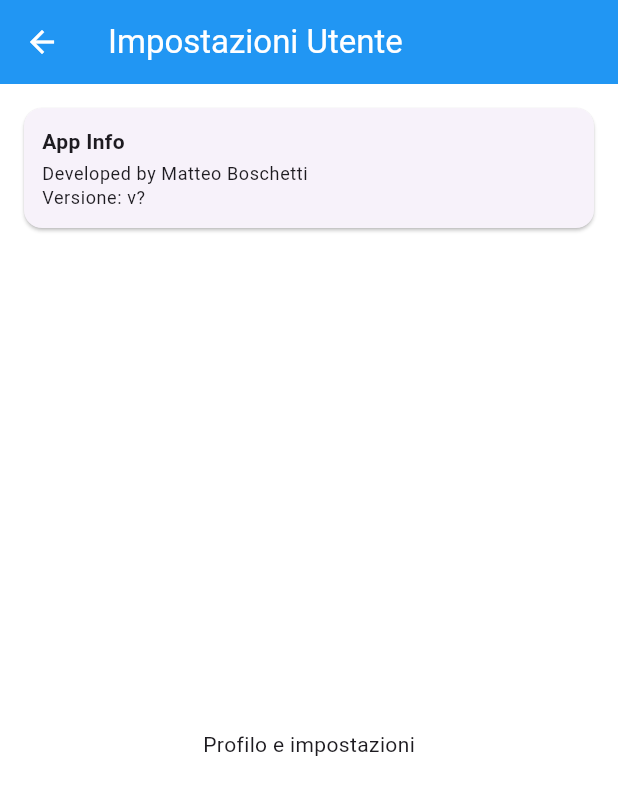
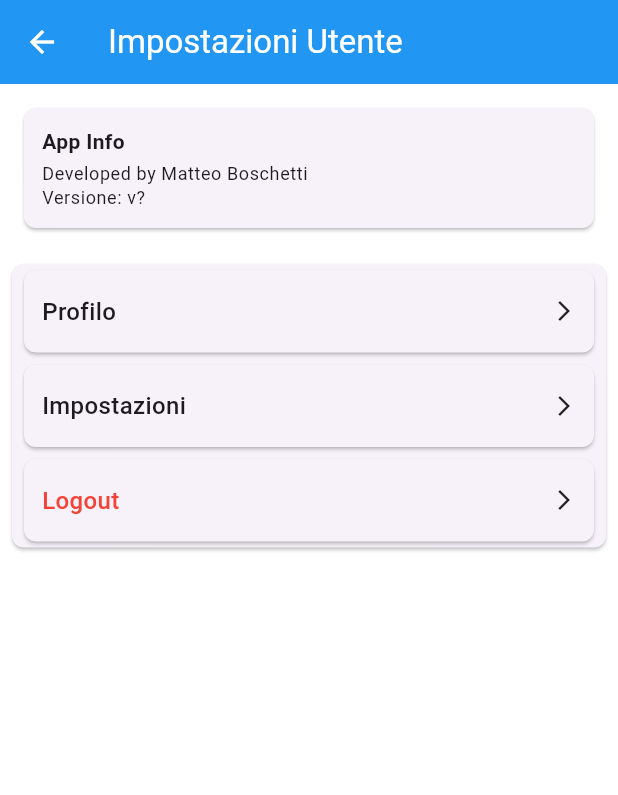
Before and after one commit to ilxBoschetto/splash, a Flutter app: the UserScreen screen opened by its route, on a phone screen of 412 x 824 dp. Shown: the top 795 px of the screen. Run offline on Flutter 3.47's test engine with Material 3 defaults, Android fonts, the phone set to English and light mode, and no system bars; our stand-ins replace flutter_dotenv, flutter_map, geolocator, jwt_decoder, latlong2, shared_preferences; accounts and stored records are empty; network calls fail.

Commit message:
Added logout and other labels in settings

```diff
--- a/application/lib/screens/user_screen.dart
+++ b/application/lib/screens/user_screen.dart
@@ -1,5 +1,6 @@
 import 'package:flutter/material.dart';
 import 'package:flutter_dotenv/flutter_dotenv.dart';
+import 'package:shared_preferences/shared_preferences.dart';
 
 class UserScreen extends StatelessWidget {
   const UserScreen({super.key});
@@ -15,7 +16,9 @@ class UserScreen extends StatelessWidget {
         children: [
           Card(
             margin: const EdgeInsets.all(16),
-            shape: RoundedRectangleBorder(borderRadius: BorderRadius.circular(12)),
+            shape: RoundedRectangleBorder(
+              borderRadius: BorderRadius.circular(8),
+            ),
             child: Padding(
               padding: const EdgeInsets.all(12),
               child: Column(
@@ -23,10 +26,7 @@ class UserScreen extends StatelessWidget {
                 children: [
                   Text(
                     'App Info',
-                    style: TextStyle(
-                      fontSize: 14,
-                      fontWeight: FontWeight.bold,
-                    ),
+                    style: TextStyle(fontSize: 14, fontWeight: FontWeight.bold),
                   ),
                   const SizedBox(height: 4),
                   Text(
@@ -41,9 +41,67 @@ class UserScreen extends StatelessWidget {
               ),
             ),
           ),
-          const Expanded(
-            child: Center(
-              child: Text('Profilo e impostazioni'),
+          Card(
+            margin: const EdgeInsets.all(8),
+            shape: RoundedRectangleBorder(
+              borderRadius: BorderRadius.circular(8),
+            ),
+            child: Column(
+              children: [
+                MenuItemCard(
+                  label: 'Profilo',
+                  onTap: () {
+                    Navigator.pushNamed(context, '/profile');
+                  },
+                ),
+                MenuItemCard(
+                  label: 'Impostazioni',
+                  onTap: () {
+                    Navigator.pushNamed(context, '/settings');
+                  },
+                ),
+                MenuItemCard(
+                  label: 'Logout',
+                  color: Colors.red,
+                  onTap: () async {
+                    final confirmed = await showDialog<bool>(
+                      context: context,
+                      builder:
+                          (context) => AlertDialog(
+                            shape: RoundedRectangleBorder(
+                              borderRadius: BorderRadius.circular(8),
+                            ),
+                            title: const Text('Conferma Logout'),
+                            content: const Text(
+                              'Sei sicuro di voler effettuare il logout?',
+                            ),
+                            actions: [
+                              TextButton(
+                                onPressed:
+                                    () => Navigator.of(context).pop(false),
+                                child: const Text('Annulla'),
+                              ),
+                              TextButton(
+                                onPressed:
+                                    () => Navigator.of(context).pop(true),
+                                child: const Text('Logout'),
+                              ),
+                            ],
+                          ),
+                    );
+
+                    if (confirmed == true) {
+                      final prefs = await SharedPreferences.getInstance();
+                      await prefs.remove('jwt_token');
+                      Navigator.pushNamedAndRemoveUntil(
+                        context,
+                        '/',
+                        (route) => false,
+                      );
+                    }
+                  },
+                ),
+              ],
             ),
           ),
         ],
@@ -51,3 +109,47 @@ class UserScreen extends StatelessWidget {
     );
   }
 }
+
+class MenuItemCard extends StatelessWidget {
+  final String label;
+  final Color? color;
+  final VoidCallback onTap;
+
+  const MenuItemCard({
+    super.key,
+    required this.label,
+    required this.onTap,
+    this.color,
+  });
+
+  @override
+  Widget build(BuildContext context) {
+    return Card(
+      margin: const EdgeInsets.symmetric(horizontal: 8, vertical: 4),
+      shape: RoundedRectangleBorder(borderRadius: BorderRadius.circular(8)),
+      child: InkWell(
+        onTap: onTap,
+        borderRadius: BorderRadius.circular(8),
+        child: Padding(
+          padding: const EdgeInsets.symmetric(horizontal: 12, vertical: 16),
+          child: Row(
+            children: [
+              Expanded(
+                child: Text(
+                  label,
+                  style: TextStyle(
+                    fontSize: 16,
+                    fontWeight: FontWeight.w500,
+                    color:
+                        color ?? Theme.of(context).textTheme.bodyMedium?.color,
+                  ),
+                ),
+              ),
+              const Icon(Icons.arrow_forward_ios, size: 16),
+            ],
+          ),
+        ),
+      ),
+    );
+  }
+}
```
